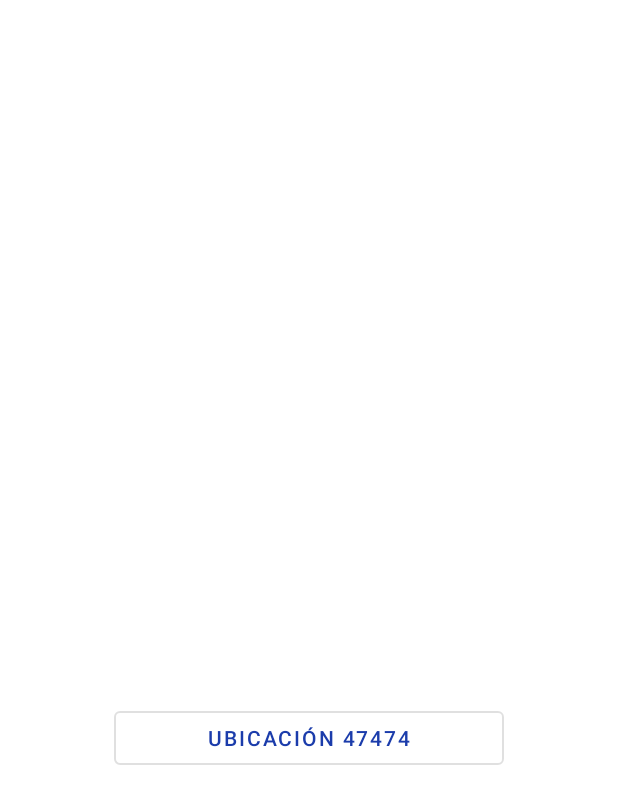
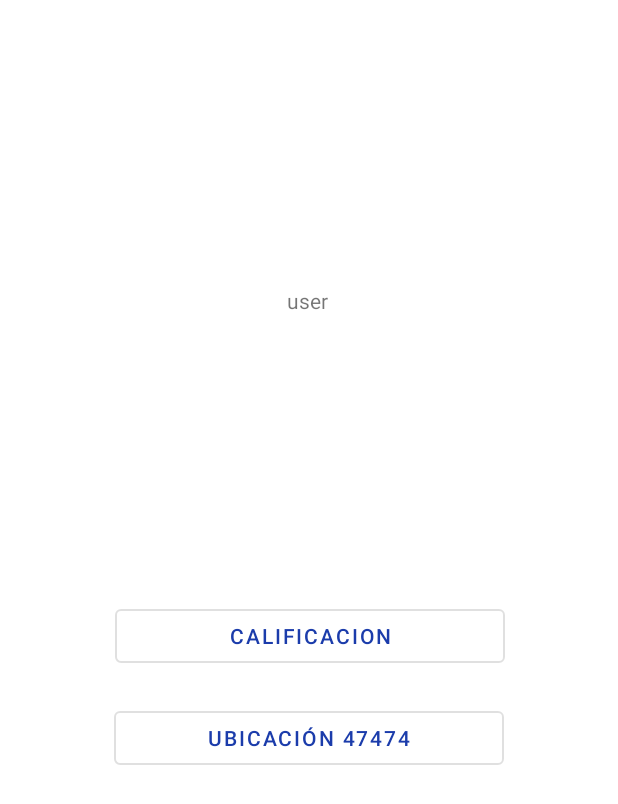
Before and after one commit to anggonzales/SOSS, an Android app: the DetalleEmpresa screen opened directly, with no data from a screen before it, on a phone screen of 412 x 824 dp. Shown: the top 804 px of the screen. Run offline under Robolectric (Android 15) with nearby library versions, the phone set to English and light mode, and no system bars; our stand-ins replace Firebase (no records; nobody signed in at launch, a user with empty details on screens opened directly); libraries missing offline, so code that uses them is left out: com.paypal.android, dmax.dialog; 4 statements that could not run were skipped.

Commit message:
Comentario + Rating

```diff
--- a/app/build.gradle
+++ b/app/build.gradle
@@ -18,6 +18,10 @@ android {
             proguardFiles getDefaultProguardFile('proguard-android-optimize.txt'), 'proguard-rules.pro'
         }
     }
+    compileOptions {
+        sourceCompatibility JavaVersion.VERSION_1_8
+        targetCompatibility JavaVersion.VERSION_1_8
+    }
 }
 
 dependencies {
@@ -26,6 +30,7 @@ dependencies {
     implementation 'androidx.constraintlayout:constraintlayout:1.1.3'
     implementation 'com.google.firebase:firebase-auth:16.0.5'
     implementation 'com.google.firebase:firebase-database:16.0.4'
+    implementation 'androidx.lifecycle:lifecycle-extensions:2.1.0'
     testImplementation 'junit:junit:4.12'
     androidTestImplementation 'androidx.test.ext:junit:1.1.0'
     androidTestImplementation 'androidx.test.espresso:espresso-core:3.1.1'
@@ -48,4 +53,5 @@ dependencies {
     implementation 'com.android.volley:volley:1.1.1'
     implementation 'com.google.android.gms:play-services-location:15.0.1'
     implementation 'com.paypal.sdk:paypal-android-sdk:2.15.3'
+    implementation 'com.github.d-max:spots-dialog:1.1@aar'
 }
--- a/app/src/main/java/com/example/soss/Adapters/EmpresaAdapter.java
+++ b/app/src/main/java/com/example/soss/Adapters/EmpresaAdapter.java
@@ -48,7 +48,7 @@ public class EmpresaAdapter extends RecyclerView.Adapter<EmpresaAdapter.ViewHold
             public void onClick(View v) {
                 Intent intent = new Intent(micontext, DetalleEmpresa.class);
                 //intent.putExtra("id", datos.get(i).getId());
-
+                intent.putExtra("IdEmpresa", ListaEmpresas.get(i).getIdEmpresa());
                 intent.putExtra("Nombre", ListaEmpresas.get(i).getNombre());
                 intent.putExtra("Latitud", ListaEmpresas.get(i).getLatitud());
                 intent.putExtra("Longitud", ListaEmpresas.get(i).getLongitud());
--- a/app/src/main/java/com/example/soss/DetalleEmpresa.java
+++ b/app/src/main/java/com/example/soss/DetalleEmpresa.java
@@ -1,32 +1,86 @@
 package com.example.soss;
 
+import androidx.annotation.NonNull;
+import androidx.appcompat.app.AlertDialog;
 import androidx.appcompat.app.AppCompatActivity;
+import androidx.lifecycle.Observer;
+import androidx.lifecycle.ViewModelProvider;
+import androidx.lifecycle.ViewModelProviders;
 
+import android.content.DialogInterface;
 import android.content.Intent;
+import android.media.Rating;
 import android.os.Bundle;
+import android.view.LayoutInflater;
 import android.view.View;
 import android.widget.Button;
+import android.widget.EditText;
+import android.widget.RatingBar;
+import android.widget.TextView;
+import android.widget.Toast;
 
+import com.example.soss.Model.ClsEmpresa;
+import com.example.soss.Model.ClsRating;
+import com.google.android.gms.common.internal.service.Common;
+import com.google.android.gms.tasks.OnCompleteListener;
+import com.google.android.gms.tasks.Task;
+import com.google.firebase.auth.FirebaseAuth;
+import com.google.firebase.auth.FirebaseUser;
+import com.google.firebase.database.DataSnapshot;
+import com.google.firebase.database.DatabaseError;
+import com.google.firebase.database.DatabaseReference;
+import com.google.firebase.database.FirebaseDatabase;
+import com.google.firebase.database.ServerValue;
+import com.google.firebase.database.ValueEventListener;
 import com.paypal.android.sdk.payments.PayPalPayment;
 import com.paypal.android.sdk.payments.PayPalService;
 import com.paypal.android.sdk.payments.PaymentActivity;
 
 import java.math.BigDecimal;
+import java.util.HashMap;
+import java.util.List;
+import java.util.Map;
+
+import dmax.dialog.SpotsDialog;
 
 public class DetalleEmpresa extends AppCompatActivity {
 
+    private DetalleEmpresaViewModel detalleEmpresaViewModel;
     String latitudservicio;
     String longitudservicio;
-    Button btnUbicacion;
+    String idEmpresa;
+    TextView txtPrueba;
+    Button btnUbicacion, btnCalificacion;
+    private DatabaseReference reference;
+    FirebaseAuth mAuth;
+    FirebaseUser user;
+    android.app.AlertDialog alertDialog;
+    List<Rating> Ratings;
     @Override
     protected void onCreate(Bundle savedInstanceState) {
         super.onCreate(savedInstanceState);
+
         setContentView(R.layout.activity_detalle_empresa);
         btnUbicacion = (Button)findViewById(R.id.btnUbicacion);
+        btnCalificacion = (Button)findViewById(R.id.btnCalificacion);
+        txtPrueba = (TextView)findViewById(R.id.txtPrueba);
+        mAuth = FirebaseAuth.getInstance();
+        String IdUser = mAuth.getCurrentUser().getUid();
+        txtPrueba.setText(IdUser);
+        alertDialog = new SpotsDialog.Builder().setCancelable(false).setContext(this).build();
+
+        detalleEmpresaViewModel = ViewModelProviders.of(this).get(DetalleEmpresaViewModel.class);
+       /* detalleEmpresaViewModel.getMutableLiveDataEmpresa().observe(this, clsEmpresa -> {
+           // displayInfo(clsEmpresa);
+        });*/
+      /*  detalleEmpresaViewModel.getMutableLiveDataRating().observe(this, clsRating -> {
+            EnviarRating(clsRating);
+        });*/
 
         Bundle extras = getIntent().getExtras();
         latitudservicio =  extras.getString("Latitud");
         longitudservicio = extras.getString("Longitud");
+        idEmpresa = extras.getString("IdEmpresa");
 
         btnUbicacion.setOnClickListener(new View.OnClickListener() {
             @Override
@@ -38,5 +92,200 @@ public class DetalleEmpresa extends AppCompatActivity {
                 startActivity(intent);
             }
         });
+
+      btnCalificacion.setOnClickListener(v -> {
+          MostrarDialogRating();
+      });
+
+
+
+
+    }
+
+   /* private void EnviarRating(ClsRating clsRating) {
+        alertDialog.show();
+        FirebaseDatabase.getInstance()
+                .getReference("Ratings")
+                .child(idEmpresa)
+                .push()
+                .setValue(clsRating)
+                .addOnCompleteListener(task -> {
+                    if (task.isSuccessful()){
+                        EnviarRatingEmpresa(clsRating.getValorRating());
+                    }
+                    alertDialog.dismiss();
+                });
+    }*/
+
+    /*private void EnviarRatingEmpresa(float valorRating) {
+        FirebaseDatabase.getInstance()
+                .getReference("Empresa")
+                .child(idEmpresa)
+                .addListenerForSingleValueEvent(new ValueEventListener() {
+                    @Override
+                    public void onDataChange(@NonNull DataSnapshot dataSnapshot) {
+                        if (dataSnapshot.exists()){
+                            ClsEmpresa clsEmpresa = dataSnapshot.getValue(ClsEmpresa.class);
+                            clsEmpresa.setIdEmpresa(idEmpresa);
+                            *//*if (clsEmpresa.getValorRating() == null)
+                                clsEmpresa.setValorRating(0d);
+                            if (clsEmpresa.getContadorRating() == null)
+                                clsEmpresa.setContadorRating(0l);*//*
+
+                            double sumaRating = clsEmpresa.getValorRating() + valorRating ;
+                            long contarRating = clsEmpresa.getContadorRating() + 1;
+                            double resultado = sumaRating/contarRating;
+
+                            Map<String,Object> actualizarData = new HashMap<>();
+                            actualizarData.put("valorRating",resultado);
+                            actualizarData.put("ContadorRating",contarRating);
+
+                            dataSnapshot.getRef()
+                                    .updateChildren(actualizarData)
+                                    .addOnCompleteListener(task -> {
+                                        alertDialog.dismiss();
+                                       if (task.isSuccessful()){
+                                        Toast.makeText(getBaseContext(),clsEmpresa.getValorRating().toString() + " " ,Toast.LENGTH_SHORT).show();
+                                        ////
+                                        detalleEmpresaViewModel.setEmpresaModel(clsEmpresa);
+                                       }
+                                    });
+
+                        }
+                    }
+
+                    @Override
+                    public void onCancelled(@NonNull DatabaseError databaseError) {
+                        alertDialog.dismiss();
+                        Toast.makeText(getBaseContext(), ""+databaseError.getMessage(), Toast.LENGTH_LONG).show();
+                    }
+                });
+    }*/
+
+    /*private void displayInfo(ClsEmpresa clsEmpresa){
+      //  clsEmpresa.setNombre(new StringBuilder(clsEmpresa.getNombre()));
+    }*/
+
+    private void MostrarDialogRating(){
+        androidx.appcompat.app.AlertDialog.Builder builder = new androidx.appcompat.app.AlertDialog.Builder(DetalleEmpresa.this);
+        builder.setTitle("Rating de Empresa");
+        builder.setMessage("Descripcion");
+
+        View itemView = LayoutInflater.from(DetalleEmpresa.this).inflate(R.layout.layout_rating,null);
+
+        RatingBar ratingBar = (RatingBar)itemView.findViewById(R.id.rating_bar);
+        EditText edtComentario = (EditText)itemView.findViewById(R.id.edtComentario);
+
+        builder.setView(itemView);
+        builder.setNegativeButton("Cancelar",(dialogInterface,i) -> {
+            dialogInterface.dismiss();
+        });
+        builder.setPositiveButton("Ok", (dialogInterface, i) -> {
+           // Toast.makeText(getBaseContext(), "ok", Toast.LENGTH_LONG).show();
+           // Toast.makeText(getBaseContext(), mAuth.getCurrentUser().getUid() + edtComentario.getText().toString() + ratingBar.getRating(), Toast.LENGTH_LONG).show();
+            ClsRating ratingModel = new ClsRating();
+            ratingModel.setUid(mAuth.getCurrentUser().getUid());
+            ratingModel.setComentario(edtComentario.getText().toString());
+            ratingModel.setValorRating(ratingBar.getRating());
+            Map<String,Object> serverTimeStamp = new HashMap<>();
+            serverTimeStamp.put("timeStamp", ServerValue.TIMESTAMP);
+            ratingModel.setComanetarioTimeStamp(serverTimeStamp);
+
+            GuardarRating(mAuth.getCurrentUser().getUid(),edtComentario.getText().toString(),ratingBar.getRating());
+
+           // ratingModel.setNombre();
+        });
+
+        AlertDialog dialog = builder.create();
+        dialog.show();
+
+    }
+
+    private void GuardarRating(String Uid, String Comentario, float Rating) {
+        FirebaseDatabase.getInstance()
+                .getReference("Empresa")
+                .child(idEmpresa)
+                .child("Rating")
+                .addListenerForSingleValueEvent(new ValueEventListener() {
+                    @Override
+                    public void onDataChange(@NonNull DataSnapshot dataSnapshot) {
+                        int ayu =1;
+                        ClsRating ModeloRating = new ClsRating();
+
+                        //VERIFICAR SI EXISTE ALGUN RATING DESDE 1
+
+                        //VERIFICAR QUE EXISTA ALGUN RATING HECHO POR EL USUARIO
+
+                        //SI EL USUARIO YA CALIFICO O COMENTO LA EMPRESA ENTONCES ACTUALIZAR
+
+                        //SINO AGREGAR
+                            ModeloRating.setUid(Uid);
+                            ModeloRating.setComentario(Comentario);
+                            ModeloRating.setValorRating(Rating);
+
+                            DatabaseReference RatingReference = FirebaseDatabase.getInstance().getReference("Empresa").child(idEmpresa).child("Rating").child(String.valueOf(dataSnapshot.getChildrenCount()+1));
+                            RatingReference.setValue(ModeloRating);
+
+                            //OBETENER EMPRESA SELECCIONADA
+
+                        FirebaseDatabase.getInstance()
+                                .getReference("Empresa")
+                                .child(idEmpresa).addListenerForSingleValueEvent(new ValueEventListener() {
+                            @Override
+                            public void onDataChange(@NonNull DataSnapshot dataSnapshot) {
+                               // ClsEmpresa ModeloEmpresa = new ClsEmpresa();
+                                //AUMENTAR EL CONTEO DE RATING
+                                String actual = dataSnapshot.child("RatingConteo").getValue().toString();
+
+                                long contarRating = Long.parseLong(actual)  + 1;
+                                //ModeloEmpresa.setRatingConteo(contarRating);
+                               // Toast.makeText(getBaseContext(),ModeloEmpresa.getRatingConteo().toString() , Toast.LENGTH_SHORT).show();
+
+
+                                /*ModeloEmpresa.setRatingTotal(resultado);*/
+                                //MANDAR DATOS EMPRESA
+                                DatabaseReference EmpresaReference = FirebaseDatabase.getInstance().getReference("Empresa").child(idEmpresa);
+                                //EmpresaReference.setValue(ModeloEmpresa.getRatingConteo().toString());
+                                Map<String,Object> hopperUpdates = new HashMap<>();
+                                hopperUpdates.put("RatingConteo", contarRating);
+
+
+                                //TODOS POR DEFECTO EL CONTEO
+                                //CALCULAR EL RATING TOTAL
+                                double sumaRating = (Double.valueOf(dataSnapshot.child("RatingTotal").getValue().toString()) + Rating)*contarRating;
+                                double resultado = sumaRating/contarRating;
+                                if (contarRating == 1){
+                                    hopperUpdates.put("RatingTotal", resultado);
+                                }else{
+                                    hopperUpdates.put("RatingTotal", resultado/2);
+                                }
+
+
+                                EmpresaReference.updateChildren(hopperUpdates);
+                                Toast.makeText(getBaseContext(),  "rating" + String.valueOf(Rating) + "SUMA" +sumaRating + "RatingTotal" + dataSnapshot.child("RatingTotal").getValue().toString() + "RatinConteo " +contarRating, Toast.LENGTH_LONG).show();
+
+                            }
+
+                            @Override
+                            public void onCancelled(@NonNull DatabaseError databaseError) {
+
+                            }
+                        });
+
+
+
+
+
+                        //Toast.makeText(getBaseContext(),dataSnapshot.child("1").child("Comentario").getValue().toString() , Toast.LENGTH_SHORT).show();
+                       // Toast.makeText(getBaseContext(),String.valueOf(dataSnapshot.getChildrenCount()) , Toast.LENGTH_SHORT).show();
+                        //getChildrenCount();
+                    }
+
+                    @Override
+                    public void onCancelled(@NonNull DatabaseError databaseError) {
+
+                    }
+                });
+
     }
 }
--- a/app/src/main/res/layout/activity_detalle_empresa.xml
+++ b/app/src/main/res/layout/activity_detalle_empresa.xml
@@ -6,6 +6,30 @@
     android:layout_width="match_parent"
     android:layout_height="match_parent"
     tools:context=".DetalleEmpresa">
+
+    <TextView
+        android:id="@+id/txtPrueba"
+        android:layout_width="wrap_content"
+        android:layout_height="wrap_content"
+        app:layout_constraintBottom_toTopOf="@+id/btnCalificacion"
+        app:layout_constraintEnd_toEndOf="parent"
+        app:layout_constraintHorizontal_bias="0.498"
+        app:layout_constraintStart_toStartOf="parent"
+        app:layout_constraintTop_toTopOf="parent" />
+
+    <Button
+        android:id="@+id/btnCalificacion"
+        style="@style/Widget.MaterialComponents.Button.OutlinedButton"
+        android:layout_width="260dp"
+        android:layout_height="wrap_content"
+        android:layout_marginTop="160dp"
+        android:text="Calificacion"
+        app:layout_constraintBottom_toBottomOf="parent"
+        app:layout_constraintEnd_toEndOf="parent"
+        app:layout_constraintHorizontal_bias="0.503"
+        app:layout_constraintStart_toStartOf="parent"
+        app:layout_constraintTop_toTopOf="parent"
+        app:layout_constraintVertical_bias="0.39" />
 
     <Button
         android:id="@+id/btnUbicacion"
--- a/build.gradle
+++ b/build.gradle
@@ -7,7 +7,7 @@ buildscript {
 
     }
     dependencies {
-        classpath 'com.android.tools.build:gradle:3.5.3'
+        classpath 'com.android.tools.build:gradle:3.6.3'
         classpath 'com.google.gms:google-services:4.2.0'
 
         // NOTE: Do not place your application dependencies here; they belong
```
Also changed, not shown: app/src/main/java/com/example/soss/DetalleEmpresaViewModel.java (added, +41 -0 lines), app/src/main/java/com/example/soss/Model/ClsEmpresa.java (+17 -0 lines), app/src/main/java/com/example/soss/Model/ClsRating.java (added, +52 -0 lines), app/src/main/res/layout/layout_rating.xml (added, +24 -0 lines), gradle/wrapper/gradle-wrapper.properties, 1 other file.
